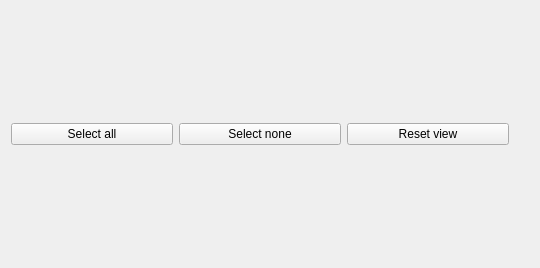
Before: the Qt Designer form resource/WorldView.ui in RoboTeamTwente/roboteam_rqt_view, drawn with Qt 5.
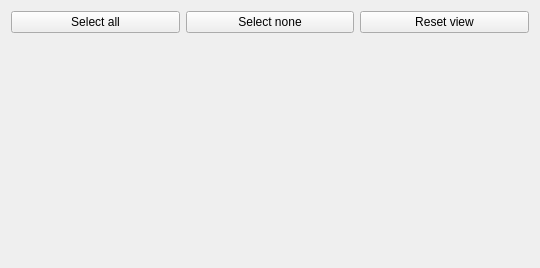
After: the same form once the commit is applied.

Commit message: + Added referee view.

Patch:
```diff
--- a/resource/WorldView.ui
+++ b/resource/WorldView.ui
@@ -18,7 +18,9 @@
   </property>
   <layout class="QHBoxLayout" name="horizontalLayout">
    <item>
-    <layout class="QVBoxLayout" name="l_main_layout">
+    <layout class="QVBoxLayout" name="l_wrapper_layout">
+     <item>
+      <layout class="QVBoxLayout" name="l_toolbar_layout">
      <item>
       <layout class="QHBoxLayout" name="horizontalLayout_2">
        <item>
@@ -47,6 +49,8 @@
     </layout>
    </item>
    <item>
+      <layout class="QHBoxLayout" name="l_main_layout">
+       <item>
     <layout class="QVBoxLayout" name="verticalLayout">
      <item>
       <layout class="QVBoxLayout" name="l_side_layout"/>
@@ -63,6 +67,10 @@
         </size>
        </property>
       </spacer>
+         </item>
+        </layout>
+       </item>
+      </layout>
      </item>
     </layout>
    </item>
```
Lines whose indentation alone changed are shown as unchanged. The commit also changes 8 other files.
